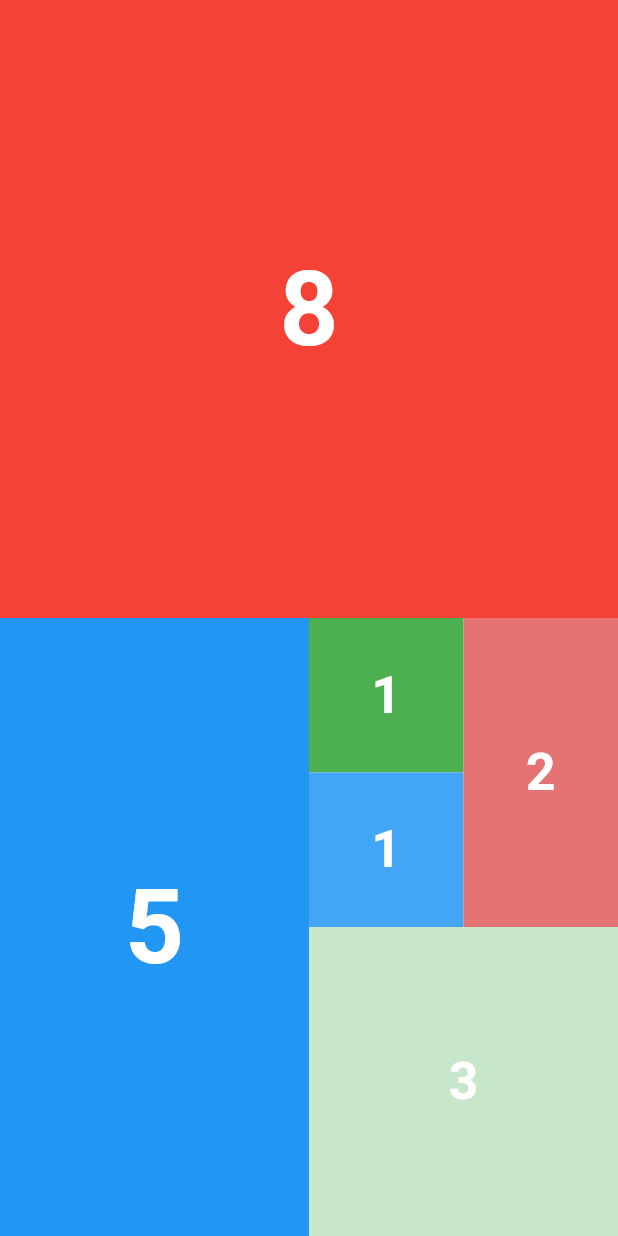
After one commit to Connquestt/DartKH, a Flutter app: the FiboScreen screen opened directly, on a phone screen of 412 x 824 dp. The commit adds this screen. Run offline on Flutter 3.47's test engine with Material 3 defaults, Android fonts, the phone set to English and light mode, and no system bars; missing offline and left inert: dart:ui_web.

Commit message:
did the fibo screen challange from flutter boot camp

```diff
--- a/lib/extensions/screen_size.dart
+++ b/lib/extensions/screen_size.dart
@@ -1,6 +1,6 @@
 import 'package:flutter/material.dart';
 
 extension ScreenSize on BuildContext {
-  double get wisthScreen => MediaQuery.of(this).size.width;
+  double get widthScreen => MediaQuery.of(this).size.width;
   double get heightScreen => MediaQuery.of(this).size.height;
 }
--- /dev/null
+++ b/lib/screens/fiboscreen.dart
@@ -0,0 +1,145 @@
+import 'package:dart_kh/extensions/screen_size.dart';
+import 'package:flutter/material.dart';
+
+class FiboScreen extends StatelessWidget {
+  const FiboScreen({super.key});
+
+  Widget build(BuildContext context) {
+    var screenWidth = ScreenSize(context).widthScreen;
+    var screenHeight = ScreenSize(context).heightScreen;
+
+    return Scaffold(
+      body: Container(
+        width: screenWidth,
+        height: screenHeight,
+        child: Column(
+          children: [
+            Container(
+              width: screenWidth,
+              height: screenHeight / 2,
+              color: Colors.red,
+              alignment: Alignment.center,
+              child: Text(
+                "8",
+                style: TextStyle(
+                  color: Colors.white,
+                  fontWeight: FontWeight.bold,
+                  fontSize: screenWidth / 2 / 3,
+                ),
+              ),
+            ),
+            Center(
+              child: Container(
+                child: Row(
+                  children: [
+                    Container(
+                      width: screenWidth / 2,
+                      height: screenHeight / 2,
+                      color: Colors.blue,
+                      alignment: Alignment.center,
+                      child: Text(
+                        "5",
+                        style: TextStyle(
+                          color: Colors.white,
+                          fontWeight: FontWeight.bold,
+                          fontSize: screenWidth / 2 / 3,
+                        ),
+                      ),
+                    ),
+                    Container(
+                      child: Column(
+                        children: [
+                          Row(
+                            children: [
+                              Column(
+                                children: [
+                                  Container(
+                                    width: screenWidth / 4,
+                                    height: screenHeight / 8,
+                                    color: Colors.green,
+                                    alignment: Alignment.center,
+                                    child: Text(
+                                      "1",
+                                      style: TextStyle(
+                                        color: Colors.white,
+                                        fontWeight: FontWeight.bold,
+                                        fontSize: screenWidth / 4 / 3,
+                                      ),
+                                    ),
+                                  ),
+                                  Container(
+                                    width: screenWidth / 4,
+                                    height: screenHeight / 8,
+                                    color: Colors.blue.shade400,
+                                    alignment: Alignment.center,
+                                    child: Text(
+                                      "1",
+                                      style: TextStyle(
+                                        color: Colors.white,
+                                        fontWeight: FontWeight.bold,
+                                        fontSize: screenWidth / 4 / 3,
+                                      ),
+                                    ),
+                                  ),
+                                ],
+                              ),
+                              Container(
+                                width: screenWidth / 4,
+                                height: screenHeight / 4,
+                                alignment: Alignment.center,
+
+                                color: Colors.red.shade300,
+
+                                child: Text(
+                                  "2",
+                                  style: TextStyle(
+                                    color: Colors.white,
+                                    fontWeight: FontWeight.bold,
+                                    fontSize: screenWidth / 4 / 3,
+                                  ),
+                                ),
+                              ),
+                            ],
+                          ),
+
+                          Container(
+                            width: screenWidth / 2,
+                            height: screenHeight / 4,
+                            color: Colors.green.shade100,
+                            alignment: Alignment.center,
+
+                            child: Text(
+                              "3",
+                              style: TextStyle(
+                                color: Colors.white,
+                                fontWeight: FontWeight.bold,
+                                fontSize: screenWidth / 4 / 3,
+                              ),
+                            ),
+                          ),
+                        ],
+                      ),
+                    ),
+                  ],
+                ),
+              ),
+            ),
+          ],
+        ),
+      ),
+    );
+  }
+}
+
+void main(List<String> args) {
+  runApp(KHApp());
+}
+
+class KHApp extends StatelessWidget {
+  const KHApp({super.key});
+
+  @override
+  Widget build(BuildContext context) {
+    return MaterialApp(home: FiboScreen());
+  }
+}
--- a/lib/screens/projectkh/jeddah.dart
+++ b/lib/screens/projectkh/jeddah.dart
@@ -11,7 +11,7 @@ class JeddahScreen extends StatelessWidget {
   @override
   Widget build(BuildContext context) {
     var screenHeight = ScreenSize(context).heightScreen;
-    var screenWidth = ScreenSize(context).wisthScreen;
+    var screenWidth = ScreenSize(context).widthScreen;
 
     for (var element in jeddahData) {
       jeddahList.add(City.fromjson(element));
```
